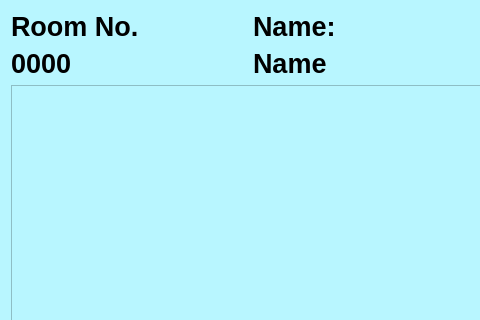
Before: the Qt Designer form text.ui in santabou/JobMatch, drawn with Qt 5; both pictures show x 0 to 480 and y 0 to 320 of the 846 by 683 pixel window.
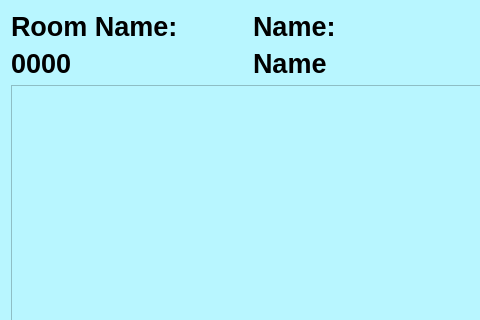
After: the same form once the commit is applied.

The edit to the form file:
```diff
--- a/text.ui
+++ b/text.ui
@@ -127,7 +127,7 @@
       <string notr="true">font: 700 20pt &quot;Segoe UI&quot;;</string>
      </property>
      <property name="text">
-      <string>Room No.</string>
+      <string>Room Name:</string>
      </property>
     </widget>
    </item>
```
